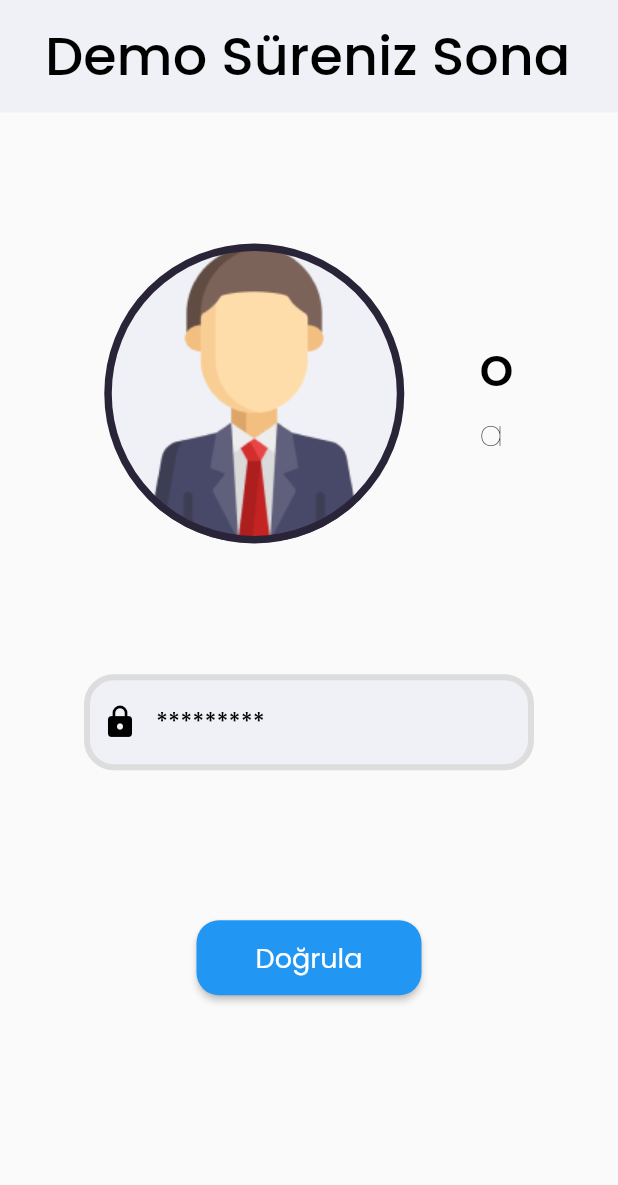
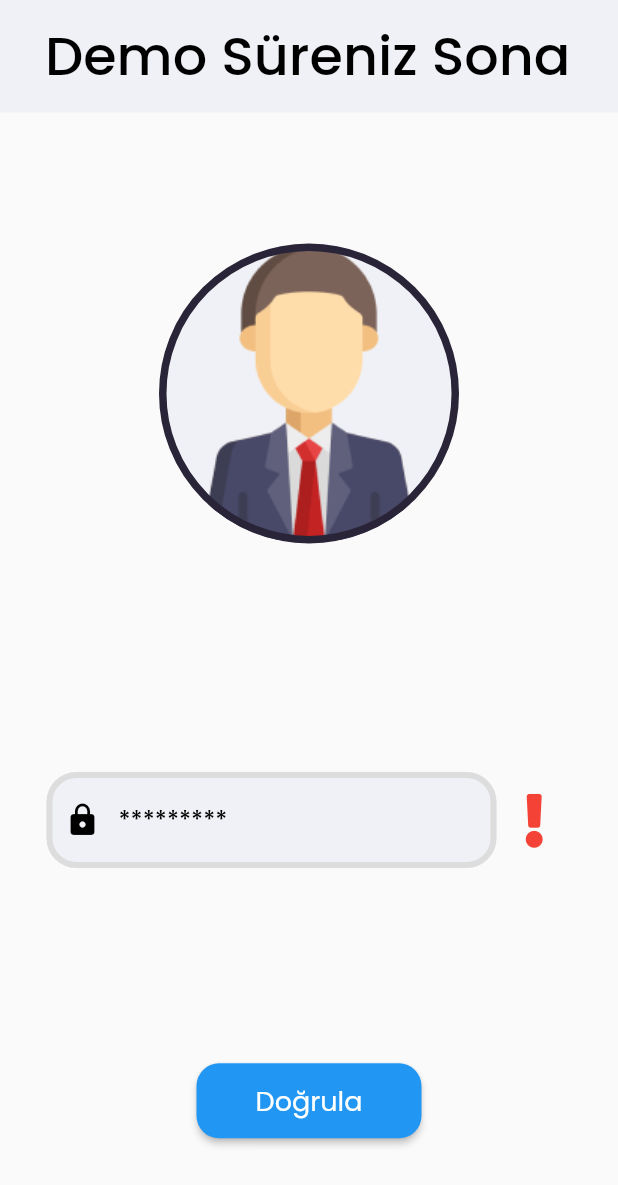
Before and after one commit to Onure-y/BudgetApp, a Flutter app: the UserDemoTimeEndPage screen opened directly, after a tap on "Doğrula", on a phone screen of 412 x 824 dp. Shown: the top 1185 px of the screen. Run offline on Flutter 3.47's test engine with Material 2 defaults, Android fonts, the phone set to English and light mode, and no system bars; drawn by our look-alikes of auto_size_text; our stand-ins replace bloc, dotted_border, dropdown_button2, equatable, flutter_bloc, flutter_colorpicker and 5 more; accounts and stored records are empty.

Commit message:
full version comp

```diff
--- a/lib/cubits/demoEndCubit/demoEnd_cubit.dart
+++ b/lib/cubits/demoEndCubit/demoEnd_cubit.dart
@@ -10,12 +10,29 @@ class DemoEndTimeCubit extends Cubit<DemoEndPageState> {
     required this.settingsRepository,
   }) : super(DemoEndPageInitalState()) {
     emit(DemoEndPageLoadingState());
-    emit(DemoEndPageLoadedState(demoTextField: demoTextField));
+    emit(DemoEndPageLoadedState(
+      demoTextField: demoTextField,
+      isDemoCodeCheckedTrue: isDemoCodeCheckedTrue,
+    ));
   }
 
   final UserRepository userRepository;
   final SettingsRepository settingsRepository;
   final TextEditingController demoTextField = TextEditingController();
+  bool isDemoCodeCheckedTrue = false;
 
-  final String DEMO_CODE = "132456";
+  // ignore: non_constant_identifier_names
+  final String DEMO_CODE = "OEY4255";
+
+  void checkDemoCode() {
+    if (demoTextField.text == DEMO_CODE) {
+      isDemoCodeCheckedTrue = true;
+    } else {
+      isDemoCodeCheckedTrue = false;
+    }
+    emit(DemoEndPageLoadedState(
+      demoTextField: demoTextField,
+      isDemoCodeCheckedTrue: isDemoCodeCheckedTrue,
+    ));
+  }
 }
--- a/lib/cubits/demoEndCubit/demoEnd_state.dart
+++ b/lib/cubits/demoEndCubit/demoEnd_state.dart
@@ -14,8 +14,12 @@ class DemoEndPageLoadingState extends DemoEndPageState {
 }
 
 class DemoEndPageLoadedState extends DemoEndPageState {
-  DemoEndPageLoadedState({required this.demoTextField});
+  DemoEndPageLoadedState({
+    required this.demoTextField,
+    required this.isDemoCodeCheckedTrue,
+  });
   final TextEditingController demoTextField;
+  final bool isDemoCodeCheckedTrue;
   @override
-  List<Object?> get props => [demoTextField];
+  List<Object?> get props => [demoTextField, isDemoCodeCheckedTrue];
 }
--- a/lib/views/home_view.dart
+++ b/lib/views/home_view.dart
@@ -42,7 +42,6 @@ class HomePage extends StatelessWidget {
       'Kategoriler',
       'Kişiler',
       'Profil',
-      'Debug'
     ];
 
     List<FaIcon> icons = const [
--- a/lib/views/profile_view.dart
+++ b/lib/views/profile_view.dart
@@ -101,13 +101,22 @@ class ProfilePage extends StatelessWidget {
                                         const SizedBox(
                                           width: 30,
                                         ),
-                                        AutoSizeText('Kalan Süre - ',
-                                            minFontSize: 16,
-                                            style: semiThinNormalTextStyle),
-                                        AutoSizeText(
-                                            state.remainingDay.toString(),
-                                            minFontSize: 18,
-                                            style: secondryMediumTextStyle),
+                                        state.isPremium
+                                            ? Container()
+                                            : Row(
+                                                children: [
+                                                  AutoSizeText('Kalan Süre - ',
+                                                      minFontSize: 16,
+                                                      style:
+                                                          semiThinNormalTextStyle),
+                                                  AutoSizeText(
+                                                      state.remainingDay
+                                                          .toString(),
+                                                      minFontSize: 18,
+                                                      style:
+                                                          secondryMediumTextStyle),
+                                                ],
+                                              ),
                                       ],
                                     )
                                   ],
--- a/lib/views/userDemoTimeEnded_view.dart
+++ b/lib/views/userDemoTimeEnded_view.dart
@@ -3,13 +3,10 @@ import 'package:budget_app/components/app_loading.dart';
 import 'package:budget_app/constant.dart';
 import 'package:budget_app/cubits/demoEndCubit/demoEnd_cubit.dart';
 import 'package:budget_app/cubits/demoEndCubit/demoEnd_state.dart';
-import 'package:budget_app/cubits/profileCubit/profile_cubit.dart';
 import 'package:budget_app/cubits/userCubit/user_cubit.dart';
 import 'package:budget_app/repositories/settings_repository.dart';
 import 'package:budget_app/repositories/user_repository.dart';
-import 'package:flutter/src/foundation/key.dart';
-import 'package:flutter/src/widgets/framework.dart';
-
+import 'package:font_awesome_flutter/font_awesome_flutter.dart';
 import 'package:flutter/material.dart';
 import 'package:flutter_bloc/flutter_bloc.dart';
 
@@ -76,26 +73,6 @@ class UserDemoTimeEndPage extends StatelessWidget {
                                       ),
                                     ),
                                   ),
-                                  const SizedBox(
-                                    width: 50,
-                                  ),
-                                  Column(
-                                    mainAxisAlignment: MainAxisAlignment.center,
-                                    crossAxisAlignment:
-                                        CrossAxisAlignment.start,
-                                    children: [
-                                      AutoSizeText(
-                                        'o',
-                                        style: secondryMediumTextStyle,
-                                        minFontSize: 36,
-                                      ),
-                                      AutoSizeText(
-                                        'a',
-                                        style: semiThinNormalTextStyle,
-                                        minFontSize: 24,
-                                      ),
-                                    ],
-                                  )
                                 ],
                               ),
                             ),
@@ -106,6 +83,10 @@ class UserDemoTimeEndPage extends StatelessWidget {
                   ),
                   Flexible(
                       child: Column(
+                    mainAxisAlignment: MainAxisAlignment.spaceEvenly,
+                    children: [
+                      Row(
+                        mainAxisAlignment: MainAxisAlignment.center,
                         children: [
                           Container(
                             width: 300,
@@ -132,9 +113,37 @@ class UserDemoTimeEndPage extends StatelessWidget {
                               ),
                             ),
                           ),
-                      const SizedBox(
-                        height: 100,
+                          state.isDemoCodeCheckedTrue
+                              ? Container(
+                                  height: 50,
+                                  width: 50,
+                                  child: const Center(
+                                    child: FaIcon(
+                                      FontAwesomeIcons.check,
+                                      color: Colors.green,
+                                      size: 36,
                                     ),
+                                  ),
+                                )
+                              : Container(
+                                  height: 50,
+                                  width: 50,
+                                  child: const Center(
+                                    child: FaIcon(
+                                      FontAwesomeIcons.exclamation,
+                                      color: Colors.red,
+                                      size: 36,
+                                    ),
+                                  ),
+                                ),
+                        ],
+                      ),
+                      state.isDemoCodeCheckedTrue
+                          ? Text(
+                              'Doğrulama başarılı lütfen uygulamayı yeniden başlatınız',
+                              style: TextStyle(fontSize: 24),
+                            )
+                          : Container(),
                       BlocProvider(
                         create: (context) => UserCubit(
                             settingsRepository: settingsRepository,
@@ -143,6 +152,7 @@ class UserDemoTimeEndPage extends StatelessWidget {
                           return ElevatedButton(
                             onPressed: () {
                               newContext.read<UserCubit>().setUserPremium();
+                              context.read<DemoEndTimeCubit>().checkDemoCode();
                             },
                             child: AutoSizeText(
                               'Doğrula',
```
Lines whose indentation alone changed are shown as unchanged.
